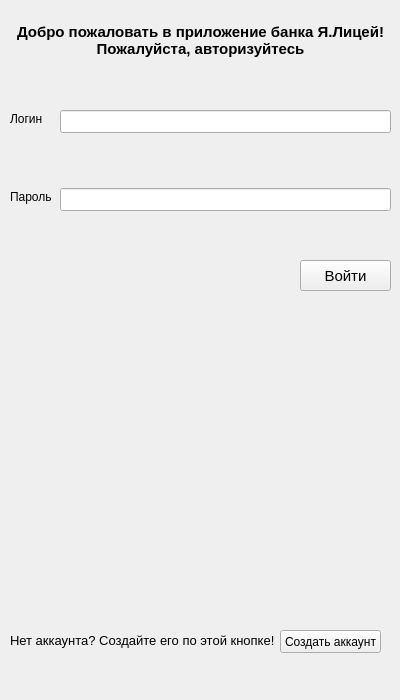
The window that ui/authorize.ui (koluiree/Bank_System) describes before a commit, drawn with Qt 5.
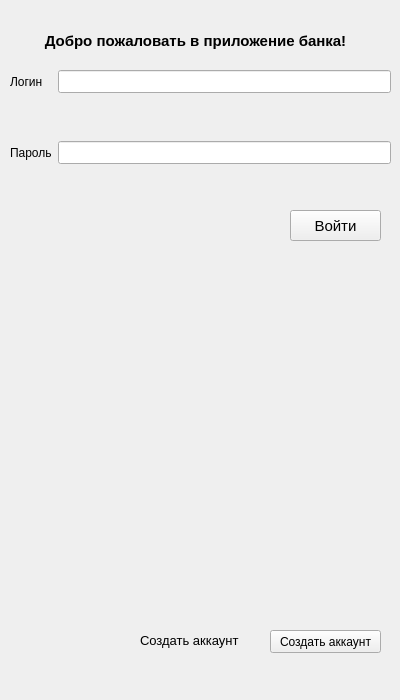
The same window after the commit. Icons and pictures are not drawn.

```diff
--- a/ui/authorize.ui
+++ b/ui/authorize.ui
@@ -11,7 +11,7 @@
    </rect>
   </property>
   <property name="sizePolicy">
-   <sizepolicy hsizetype="Fixed" vsizetype="Fixed">
+   <sizepolicy hsizetype="Expanding" vsizetype="Expanding">
     <horstretch>0</horstretch>
     <verstretch>0</verstretch>
    </sizepolicy>
@@ -24,7 +24,7 @@
   </property>
   <property name="maximumSize">
    <size>
-    <width>400</width>
+    <width>600</width>
     <height>700</height>
    </size>
   </property>
@@ -47,7 +47,7 @@
      <rect>
       <x>0</x>
       <y>0</y>
-      <width>401</width>
+      <width>391</width>
       <height>81</height>
      </rect>
     </property>
@@ -60,125 +60,18 @@
      </font>
     </property>
     <property name="text">
-     <string>Добро пожаловать в приложение банка Я.Лицей!
-Пожалуйста, авторизуйтесь</string>
+     <string>Добро пожаловать в приложение банка!</string>
     </property>
     <property name="alignment">
      <set>Qt::AlignCenter</set>
     </property>
    </widget>
-   <widget class="QWidget" name="verticalLayoutWidget">
-    <property name="geometry">
-     <rect>
-      <x>10</x>
-      <y>80</y>
-      <width>46</width>
-      <height>161</height>
-     </rect>
-    </property>
-    <layout class="QVBoxLayout" name="verticalLayout">
-     <property name="spacing">
-      <number>0</number>
-     </property>
-     <property name="leftMargin">
-      <number>0</number>
-     </property>
-     <property name="topMargin">
-      <number>0</number>
-     </property>
-     <property name="rightMargin">
-      <number>0</number>
-     </property>
-     <property name="bottomMargin">
-      <number>5</number>
-     </property>
-     <item>
-      <widget class="QLabel" name="login_label">
-       <property name="font">
-        <font>
-         <family>Arial</family>
-         <pointsize>9</pointsize>
-        </font>
-       </property>
-       <property name="text">
-        <string>Логин</string>
-       </property>
-      </widget>
-     </item>
-     <item>
-      <widget class="QLabel" name="password_label">
-       <property name="font">
-        <font>
-         <family>Arial</family>
-         <pointsize>9</pointsize>
-        </font>
-       </property>
-       <property name="text">
-        <string>Пароль</string>
-       </property>
-      </widget>
-     </item>
-    </layout>
-   </widget>
-   <widget class="QWidget" name="verticalLayoutWidget_2">
-    <property name="geometry">
-     <rect>
-      <x>60</x>
-      <y>80</y>
-      <width>331</width>
-      <height>161</height>
-     </rect>
-    </property>
-    <layout class="QVBoxLayout" name="verticalLayout_2" stretch="0,0">
-     <property name="spacing">
-      <number>25</number>
-     </property>
-     <property name="leftMargin">
-      <number>0</number>
-     </property>
-     <property name="topMargin">
-      <number>0</number>
-     </property>
-     <property name="rightMargin">
-      <number>0</number>
-     </property>
-     <property name="bottomMargin">
-      <number>0</number>
-     </property>
-     <item>
-      <widget class="QLineEdit" name="login_edit">
-       <property name="font">
-        <font>
-         <family>Arial</family>
-         <pointsize>10</pointsize>
-        </font>
-       </property>
-       <property name="text">
-        <string/>
-       </property>
-      </widget>
-     </item>
-     <item>
-      <widget class="QLineEdit" name="password_edit">
-       <property name="font">
-        <font>
-         <family>Arial</family>
-         <pointsize>10</pointsize>
-        </font>
-       </property>
-       <property name="text">
-        <string/>
-       </property>
-      </widget>
-     </item>
-    </layout>
-   </widget>
    <widget class="QLabel" name="create_account_label">
     <property name="geometry">
      <rect>
-      <x>10</x>
+      <x>140</x>
       <y>630</y>
-      <width>271</width>
+      <width>131</width>
       <height>21</height>
      </rect>
     </property>
@@ -189,15 +82,15 @@
      </font>
     </property>
     <property name="text">
-     <string>Нет аккаунта? Создайте его по этой кнопке!</string>
+     <string>Создать аккаунт</string>
     </property>
    </widget>
    <widget class="QPushButton" name="registration_button">
     <property name="geometry">
      <rect>
-      <x>280</x>
+      <x>270</x>
       <y>630</y>
-      <width>101</width>
+      <width>111</width>
       <height>23</height>
      </rect>
     </property>
@@ -213,8 +106,8 @@
    <widget class="QPushButton" name="authorize_button">
     <property name="geometry">
      <rect>
-      <x>300</x>
-      <y>260</y>
+      <x>290</x>
+      <y>210</y>
       <width>91</width>
       <height>31</height>
      </rect>
@@ -245,21 +138,88 @@
    <widget class="QLabel" name="error_label">
     <property name="geometry">
      <rect>
-      <x>226</x>
-      <y>300</y>
-      <width>161</width>
+      <x>10</x>
+      <y>250</y>
+      <width>371</width>
       <height>31</height>
      </rect>
     </property>
-    <property name="font">
-     <font>
-      <family>Arial</family>
-      <pointsize>10</pointsize>
-     </font>
+    <property name="layoutDirection">
+     <enum>Qt::LeftToRight</enum>
     </property>
     <property name="text">
      <string/>
     </property>
+    <property name="alignment">
+     <set>Qt::AlignRight|Qt::AlignTrailing|Qt::AlignVCenter</set>
+    </property>
+   </widget>
+   <widget class="QWidget" name="formLayoutWidget">
+    <property name="geometry">
+     <rect>
+      <x>10</x>
+      <y>70</y>
+      <width>381</width>
+      <height>131</height>
+     </rect>
+    </property>
+    <layout class="QFormLayout" name="authorize_layout">
+     <property name="verticalSpacing">
+      <number>48</number>
+     </property>
+     <item row="1" column="0">
+      <widget class="QLabel" name="password_label">
+       <property name="font">
+        <font>
+         <family>Arial</family>
+         <pointsize>9</pointsize>
+        </font>
+       </property>
+       <property name="text">
+        <string>Пароль</string>
+       </property>
+      </widget>
+     </item>
+     <item row="1" column="1">
+      <widget class="QLineEdit" name="password_edit">
+       <property name="font">
+        <font>
+         <family>Arial</family>
+         <pointsize>10</pointsize>
+        </font>
+       </property>
+       <property name="text">
+        <string/>
+       </property>
+      </widget>
+     </item>
+     <item row="0" column="0">
+      <widget class="QLabel" name="login_label">
+       <property name="font">
+        <font>
+         <family>Arial</family>
+         <pointsize>9</pointsize>
+        </font>
+       </property>
+       <property name="text">
+        <string>Логин</string>
+       </property>
+      </widget>
+     </item>
+     <item row="0" column="1">
+      <widget class="QLineEdit" name="login_edit">
+       <property name="font">
+        <font>
+         <family>Arial</family>
+         <pointsize>10</pointsize>
+        </font>
+       </property>
+       <property name="text">
+        <string/>
+       </property>
+      </widget>
+     </item>
+    </layout>
    </widget>
   </widget>
   <widget class="QMenuBar" name="menubar">
```
Left out of the diff: 17 changed lines with no effect on the pictures.
